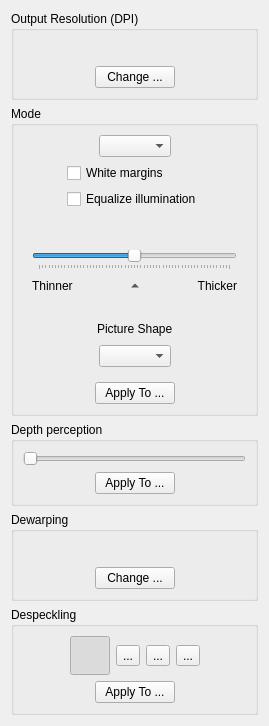
Before: the Qt Designer form filters/output/ui/OutputOptionsWidget.ui in ImageProcessing-ElectronicPublications/scantailor-deviant, drawn with Qt 5.
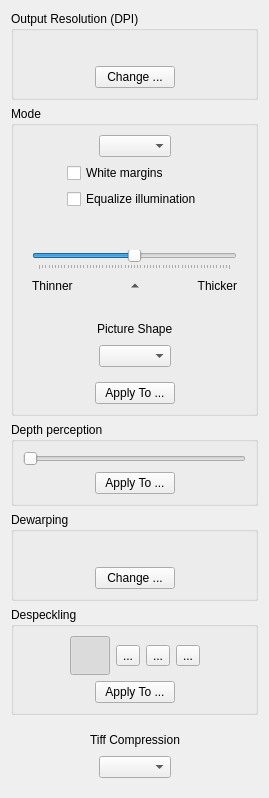
After: the same form once the commit is applied. Icons and pictures are not drawn.

Commit message: support for tiff compression

Patch:
```diff
--- a/filters/output/ui/OutputOptionsWidget.ui
+++ b/filters/output/ui/OutputOptionsWidget.ui
@@ -7,7 +7,7 @@
     <x>0</x>
     <y>0</y>
     <width>269</width>
-    <height>721</height>
+    <height>789</height>
    </rect>
   </property>
   <property name="windowTitle">
@@ -761,6 +761,82 @@
      </layout>
     </widget>
    </item>
+   <item>
+    <widget class="QWidget" name="pictureShapeOptions_2" native="true">
+     <layout class="QVBoxLayout" name="verticalLayout_10">
+      <item>
+       <layout class="QHBoxLayout" name="horizontalLayout_17">
+        <item>
+         <spacer name="horizontalSpacer_31">
+          <property name="orientation">
+           <enum>Qt::Horizontal</enum>
+          </property>
+          <property name="sizeHint" stdset="0">
+           <size>
+            <width>40</width>
+            <height>20</height>
+           </size>
+          </property>
+         </spacer>
+        </item>
+        <item>
+         <widget class="QLabel" name="label_3">
+          <property name="text">
+           <string>Tiff Compression</string>
+          </property>
+         </widget>
+        </item>
+        <item>
+         <spacer name="horizontalSpacer_32">
+          <property name="orientation">
+           <enum>Qt::Horizontal</enum>
+          </property>
+          <property name="sizeHint" stdset="0">
+           <size>
+            <width>40</width>
+            <height>20</height>
+           </size>
+          </property>
+         </spacer>
+        </item>
+       </layout>
+      </item>
+      <item>
+       <layout class="QHBoxLayout" name="horizontalLayout_18">
+        <item>
+         <spacer name="horizontalSpacer_33">
+          <property name="orientation">
+           <enum>Qt::Horizontal</enum>
+          </property>
+          <property name="sizeHint" stdset="0">
+           <size>
+            <width>40</width>
+            <height>20</height>
+           </size>
+          </property>
+         </spacer>
+        </item>
+        <item>
+         <widget class="QComboBox" name="tiffCompression"/>
+        </item>
+        <item>
+         <spacer name="horizontalSpacer_34">
+          <property name="orientation">
+           <enum>Qt::Horizontal</enum>
+          </property>
+          <property name="sizeHint" stdset="0">
+           <size>
+            <width>40</width>
+            <height>20</height>
+           </size>
+          </property>
+         </spacer>
+        </item>
+       </layout>
+      </item>
+     </layout>
+    </widget>
+   </item>
    <item>
     <spacer name="verticalSpacer">
      <property name="orientation">
@@ -769,7 +845,7 @@
      <property name="sizeHint" stdset="0">
       <size>
        <width>20</width>
-       <height>131</height>
+       <height>41</height>
       </size>
      </property>
     </spacer>
```
Left out of the diff: 2 changed lines with no effect on the pictures. The commit also changes 11 other files.
